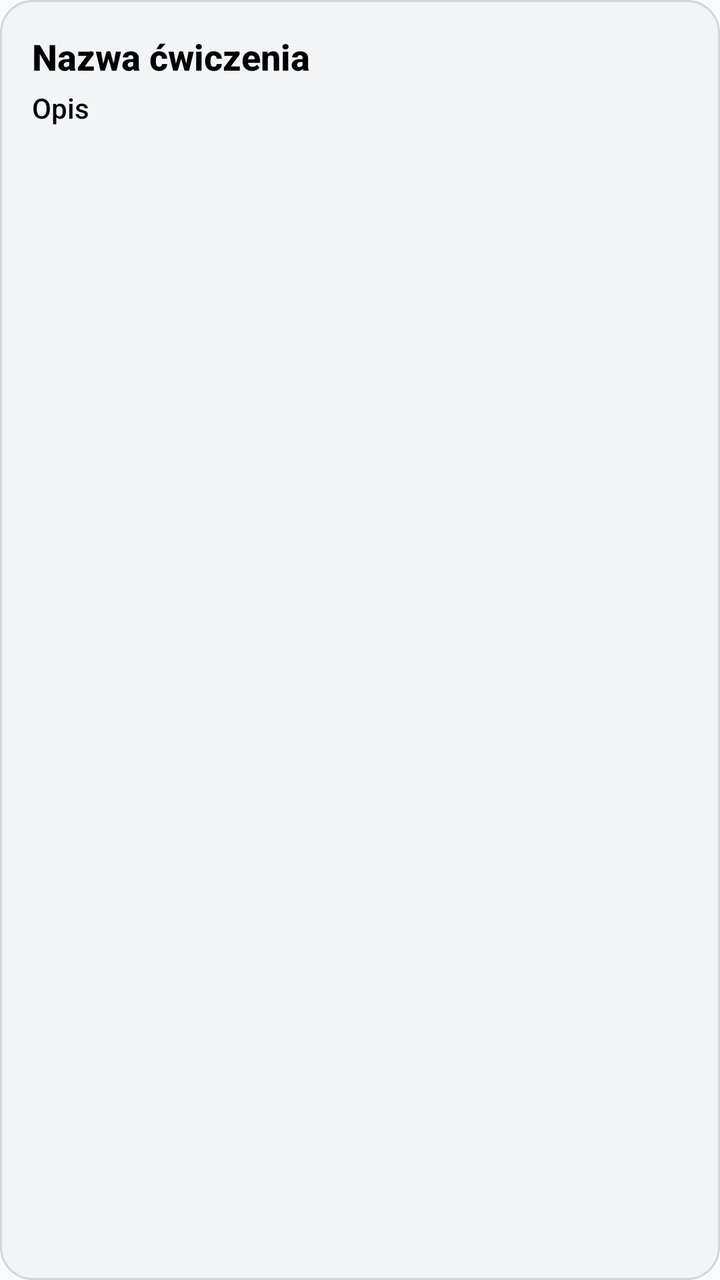
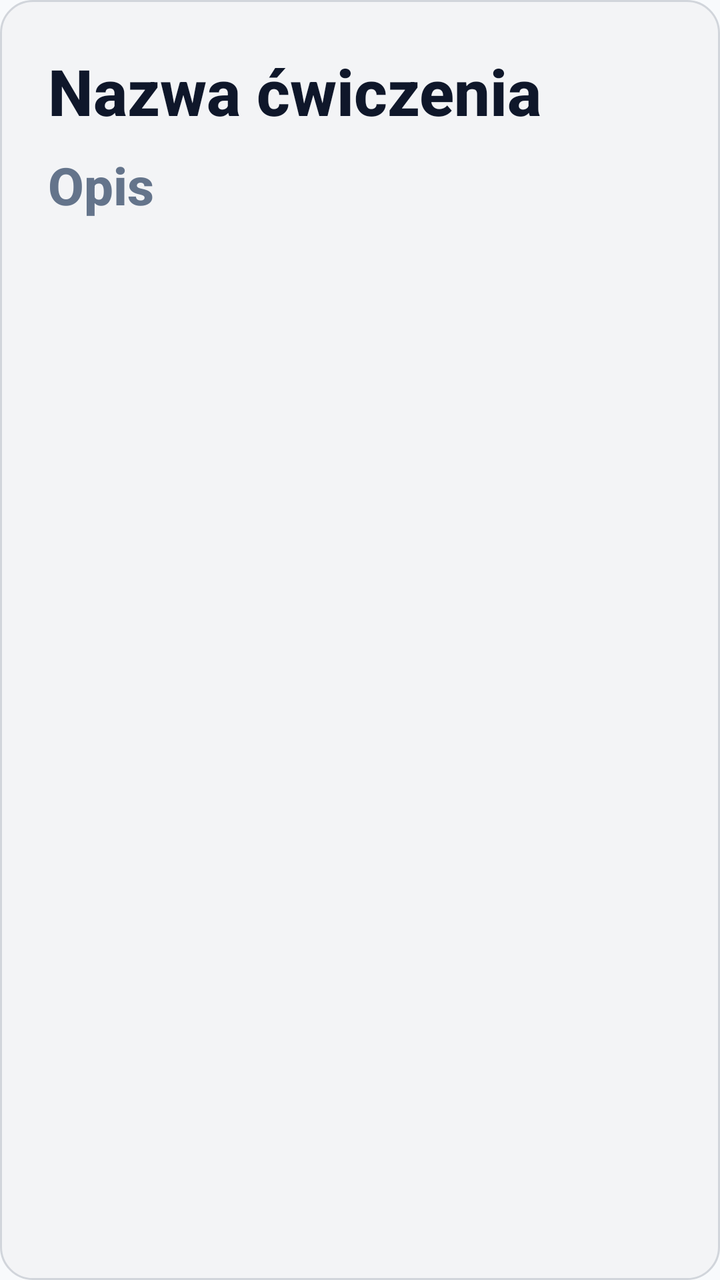

The first picture is an Android layout as it rendered before a commit; the second is the same layout after the commit. The layout source and the unified diff follow.
<!-- AndroidManifest.xml: application theme Theme.Fitnessapp -->
<!-- res/layout/item_exercise.xml -->
<?xml version="1.0" encoding="utf-8"?>
<LinearLayout xmlns:android="http://schemas.android.com/apk/res/android"
    android:layout_width="match_parent"
    android:layout_height="wrap_content"
    android:layout_margin="8dp"
    android:orientation="vertical"
    android:background="@drawable/bg_input_field">

    <LinearLayout
        android:layout_width="match_parent"
        android:layout_height="wrap_content"
        android:orientation="vertical"
        android:padding="16dp">

        <TextView
            android:id="@+id/tv_ex_name"
            android:layout_width="match_parent"
            android:layout_height="wrap_content"
            android:textSize="18sp"
            android:textStyle="bold"
            android:textColor="@color/black"
            android:text="Nazwa ćwiczenia"/>

        <TextView
            android:id="@+id/tv_ex_subtitle"
            android:layout_width="match_parent"
            android:layout_height="wrap_content"
            android:layout_marginTop="4dp"
            android:textSize="14sp"
            android:textColor="@color/black"
            android:text="Opis"/>

    </LinearLayout>

</LinearLayout>
<!-- resources referenced by this layout -->
<resources>
  <color name="black">#FF000000</color>
  <!-- drawable bg_input_field (drawable) -->
  <shape xmlns:android="http://schemas.android.com/apk/res/android"
      android:shape="rectangle">
      <solid android:color="@color/light_gray_bg" />
      <stroke android:width="1dp" android:color="@color/gray_dot" />
      <corners android:radius="16dp" />
  </shape>
  <style name="Theme.Fitnessapp" parent="Base.Theme.Fitnessapp" />
  <color name="light_gray_bg">#F3F4F6</color>
  <color name="gray_dot">#D1D5DB</color>
  <style name="Base.Theme.Fitnessapp" parent="Theme.Material3.Light.NoActionBar">
          
          <item name="android:fontFamily">sans-serif-medium</item>
          <item name="android:textAllCaps">false</item>
          <item name="android:textColor">#0F172A</item>
          <item name="android:windowBackground">#F8FAFC</item>
      </style>
</resources>

<!-- the commit's change to res/layout/item_exercise.xml (unified diff, before → after) -->
@@ -10,24 +10,25 @@
         android:layout_width="match_parent"
         android:layout_height="wrap_content"
         android:orientation="vertical"
-        android:padding="16dp">
+        android:padding="24dp">
 
         <TextView
             android:id="@+id/tv_ex_name"
             android:layout_width="match_parent"
             android:layout_height="wrap_content"
-            android:textSize="18sp"
+            android:textSize="32sp"
             android:textStyle="bold"
-            android:textColor="@color/black"
+            android:textColor="#0F172A"
             android:text="Nazwa ćwiczenia"/>
 
         <TextView
             android:id="@+id/tv_ex_subtitle"
             android:layout_width="match_parent"
             android:layout_height="wrap_content"
-            android:layout_marginTop="4dp"
-            android:textSize="14sp"
-            android:textColor="@color/black"
+            android:layout_marginTop="8dp"
+            android:textSize="26sp"
+            android:textColor="#64748B"
+            android:textStyle="bold"
             android:text="Opis"/>
 
     </LinearLayout>
<!-- resource entries referenced after the edit -->
@@ -1,6 +1,5 @@
 <!-- resources referenced by this layout -->
 <resources>
-  <color name="black">#FF000000</color>
   <!-- drawable bg_input_field (drawable) -->
   <shape xmlns:android="http://schemas.android.com/apk/res/android"
       android:shape="rectangle">
